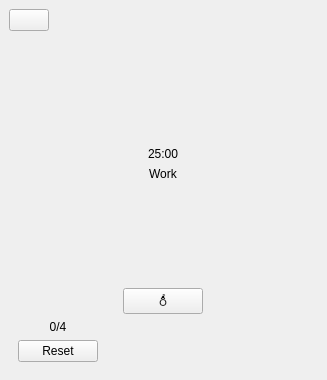
The window that src/ui/mainwindow.ui (levirs565/potomat) describes before a commit, drawn with Qt 5.
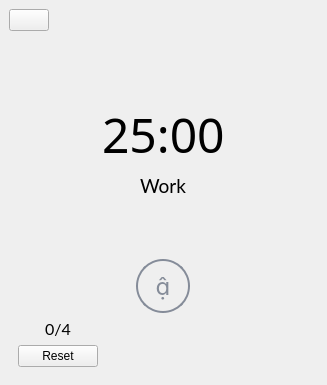
The same window after the commit. The open tabs and pages were chosen to show the change. Custom widgets are drawn as their Qt base class.

Commit message: inlining style on mainwindow.ui

Patch:
```diff
--- a/src/ui/mainwindow.ui
+++ b/src/ui/mainwindow.ui
@@ -7,7 +7,7 @@
     <x>0</x>
     <y>0</y>
     <width>327</width>
-    <height>380</height>
+    <height>385</height>
    </rect>
   </property>
   <property name="windowTitle">
@@ -47,6 +47,12 @@
            </item>
            <item alignment="Qt::AlignHCenter">
             <widget class="QLabel" name="labelTimer">
+             <property name="font">
+              <font>
+               <family>Roboto Mono</family>
+               <pointsize>36</pointsize>
+              </font>
+             </property>
              <property name="text">
               <string>25:00</string>
              </property>
@@ -60,6 +66,12 @@
            </item>
            <item alignment="Qt::AlignHCenter">
             <widget class="QLabel" name="labelRoundName">
+             <property name="font">
+              <font>
+               <family>Lato</family>
+               <pointsize>14</pointsize>
+              </font>
+             </property>
              <property name="text">
               <string>Work</string>
              </property>
@@ -92,6 +104,27 @@
         </item>
         <item alignment="Qt::AlignHCenter">
          <widget class="QPushButton" name="buttonPomodoro">
+          <property name="font">
+           <font>
+            <family>Material Icons</family>
+            <pointsize>18</pointsize>
+           </font>
+          </property>
+          <property name="styleSheet">
+           <string notr="true">QPushButton {
+    border-width: 2px;
+    border-color: #858c99;
+    border-style: solid;
+    border-radius: 27px;
+    width: 50px;
+    height: 50px;
+    color: #858c99;
+}
+
+QPushButton:hover {
+    background-color: #3d4457;
+}</string>
+          </property>
           <property name="text">
            <string></string>
           </property>
@@ -120,6 +153,12 @@
            </property>
            <item>
             <widget class="QLabel" name="labelRound">
+             <property name="font">
+              <font>
+               <family>Lato</family>
+               <pointsize>12</pointsize>
+              </font>
+             </property>
              <property name="text">
               <string>0/4</string>
              </property>
```
Left out of the diff: 42 changed lines with no effect on the pictures. The commit also changes 1 other file.
